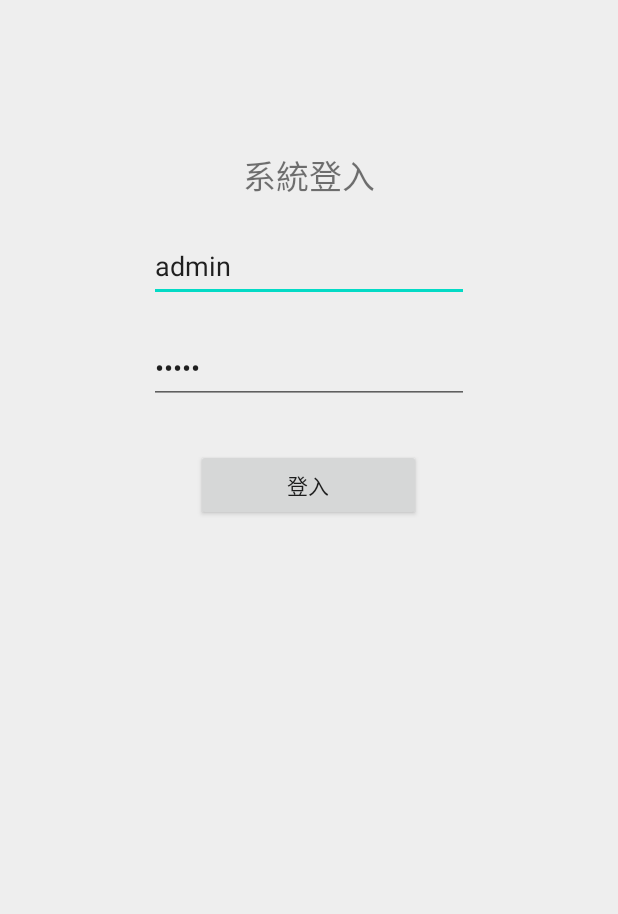
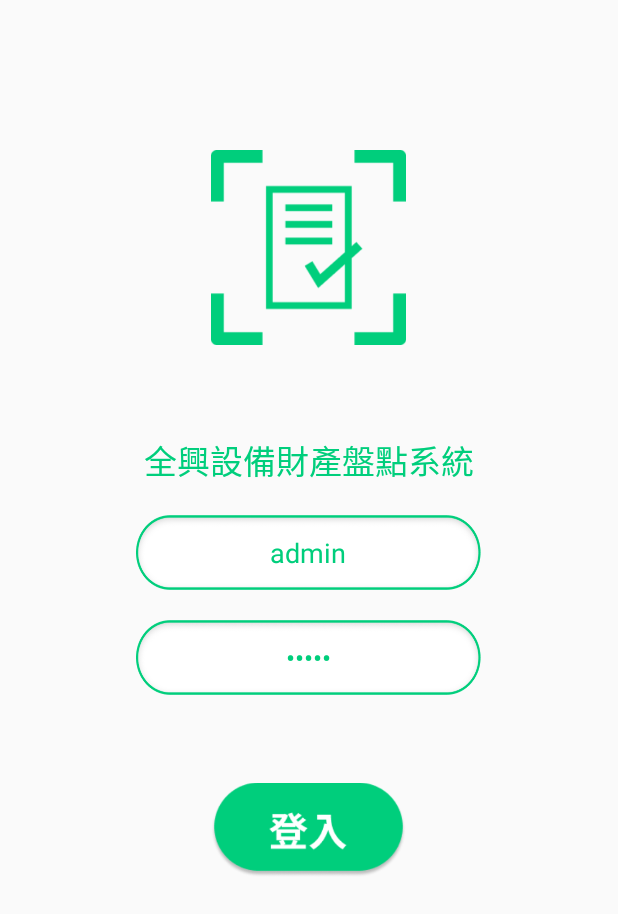
Before and after one commit to cool3690/Qrcodeapp, an Android app: the screen it shows after launch (MainActivity), on a phone screen of 412 x 824 dp. Shown: the top 914 px of the screen. Run offline under Robolectric (Android 15) with nearby library versions, the phone set to English and light mode, and no system bars.

Commit message:
check uncheck form 0121

```diff
--- a/app/src/main/java/com/cs/qrcode/MainActivity.java
+++ b/app/src/main/java/com/cs/qrcode/MainActivity.java
@@ -10,11 +10,12 @@ import android.view.Gravity;
 import android.view.View;
 import android.widget.Button;
 import android.widget.EditText;
+import android.widget.ImageView;
 import android.widget.Toast;
 
 public class MainActivity extends AppCompatActivity {
     EditText acc,pwd;
-    Button login;
+    ImageView login;
     @Override
     protected void onCreate(Bundle savedInstanceState) {
         super.onCreate(savedInstanceState);
@@ -32,10 +33,10 @@ public class MainActivity extends AppCompatActivity {
                 .build());
         acc=(EditText)findViewById(R.id.acc);
         pwd=(EditText)findViewById(R.id.pwd);
-        login=(Button)findViewById(R.id.login);
+        login=(ImageView)findViewById(R.id.login);
         login.setOnClickListener(login_btn);
     }
-    private Button.OnClickListener login_btn=new Button.OnClickListener(){
+    private ImageView.OnClickListener login_btn=new ImageView.OnClickListener(){
         @Override
         public void onClick(View view) {
             if(!TextUtils.isEmpty(acc.getText().toString()) && !TextUtils.isEmpty(pwd.getText().toString())){
--- a/app/src/main/java/com/cs/qrcode/controls/JobAdapter.java
+++ b/app/src/main/java/com/cs/qrcode/controls/JobAdapter.java
@@ -36,10 +36,12 @@ public class JobAdapter extends ArrayAdapter<Job> {
             TextView c_id = (TextView) v.findViewById(R.id.c_id);
             TextView date = (TextView) v.findViewById(R.id.date);
             TextView department = (TextView) v.findViewById(R.id.department);
+            TextView status = (TextView) v.findViewById(R.id.status);
             name.setText(String.valueOf(o.getName()));
             c_id.setText(String.valueOf(o.getC_id()));
             date.setText(String.valueOf(o.getDate()));
             department.setText(String.valueOf(o.getDepartment()));
+            status.setText(String.valueOf(o.getStatus()));
         }
         return v;
     }
--- a/app/src/main/res/layout/activity_main.xml
+++ b/app/src/main/res/layout/activity_main.xml
@@ -4,7 +4,7 @@
     xmlns:tools="http://schemas.android.com/tools"
     android:layout_width="match_parent"
     android:layout_height="match_parent"
-    android:background="#eee"
+
     tools:context=".MainActivity">
 
     <LinearLayout
@@ -14,45 +14,62 @@
 
         android:orientation="vertical">
 
-
+        <ImageView
+            android:id="@+id/imageView"
+            android:layout_width="130dp"
+            android:layout_height="130dp"
+            android:layout_marginTop="100dp"
+            android:layout_gravity="center"
+            app:srcCompat="@drawable/logo" />
         <TextView
             android:id="@+id/textView"
             android:layout_width="match_parent"
             android:layout_height="wrap_content"
+            android:layout_marginTop="60dp"
             android:gravity="center"
-            android:layout_marginTop="100dp"
-            android:textSize="22sp"
-            android:text="系統登入" />
+            android:text="全興設備財產盤點系統"
+            android:textColor="#00CE7C"
+            android:textSize="22sp" />
 
         <EditText
             android:id="@+id/acc"
-            android:layout_width="wrap_content"
-            android:layout_height="wrap_content"
+            android:layout_width="230dp"
+            android:layout_height="50dp"
             android:ems="10"
             android:layout_gravity="center"
             android:layout_marginTop="20dp"
             android:inputType="textPersonName"
+            android:background="@drawable/login_border"
+            android:gravity="center"
+            android:textColor="#00CE7C"
             android:text="admin"
             android:hint="帳號" />
 
         <EditText
             android:id="@+id/pwd"
-            android:layout_width="wrap_content"
-            android:layout_height="wrap_content"
+            android:layout_width="230dp"
+            android:layout_height="50dp"
             android:ems="10"
             android:layout_gravity="center"
             android:layout_marginTop="20dp"
             android:hint="密碼"
+            android:gravity="center"
+            android:background="@drawable/login_border"
             android:text="12345"
+            android:textColor="#00CE7C"
             android:inputType="textPassword" />
 
-        <Button
+
+
+        <ImageView
             android:id="@+id/login"
-            android:layout_width="150dp"
-            android:layout_height="wrap_content"
-            android:layout_marginTop="30dp"
+            android:layout_width="130dp"
+            android:layout_height="80dp"
             android:layout_gravity="center"
-            android:text="登入" />
+            android:layout_marginTop="50dp"
+            app:srcCompat="@drawable/login_btn" />
+
+
     </LinearLayout>
 
 </androidx.constraintlayout.widget.ConstraintLayout>
--- a/app/src/main/res/layout/checked.xml
+++ b/app/src/main/res/layout/checked.xml
@@ -5,7 +5,7 @@
     android:layout_width="match_parent"
     android:layout_height="match_parent"
     tools:context=".Checked">
-
+<!--
     <com.google.android.material.appbar.AppBarLayout
         android:layout_width="match_parent"
         android:layout_height="wrap_content"
@@ -19,7 +19,7 @@
             app:popupTheme="@style/AppTheme.PopupOverlay" />
 
     </com.google.android.material.appbar.AppBarLayout>
-
+-->
     <include layout="@layout/content_checked" />
 
 </androidx.coordinatorlayout.widget.CoordinatorLayout>
--- a/app/src/main/res/layout/list_uncheck.xml
+++ b/app/src/main/res/layout/list_uncheck.xml
@@ -38,7 +38,7 @@ android:layout_height="match_parent">
                 android:id="@+id/name"
                 android:layout_width="0dp"
                 android:layout_height="wrap_content"
-                android:layout_weight=".6"
+                android:layout_weight=".5"
                 android:text="商務投影機氣壓式布幕4K無線傳輸器"
                 android:layout_marginLeft="10dp"
 
@@ -47,7 +47,7 @@ android:layout_height="match_parent">
                 android:id="@+id/unit"
                 android:layout_width="0dp"
                 android:layout_height="wrap_content"
-                android:layout_weight=".1"
+                android:layout_weight=".15"
                 android:gravity="right"
                 android:text="1台"
 
```
Also changed, not shown: app/src/main/AndroidManifest.xml (+4 -3 lines), app/src/main/java/com/cs/qrcode/Checked.java (+6 -2 lines), app/src/main/java/com/cs/qrcode/Mp.java (+10 -2 lines), app/src/main/java/com/cs/qrcode/Qrcode.java (+47 -4 lines), app/src/main/java/com/cs/qrcode/controls/Job.java (+11 -2 lines), app/src/main/res/layout/content_checked.xml (+21 -2 lines), app/src/main/res/layout/listenlist.xml (+30 -9 lines), app/src/main/res/layout/qrcode.xml (+10 -2 lines), app/src/main/res/drawable/login_border.png (added), app/src/main/res/drawable/login_btn.png (added), app/src/main/res/drawable/logo.png (added).
